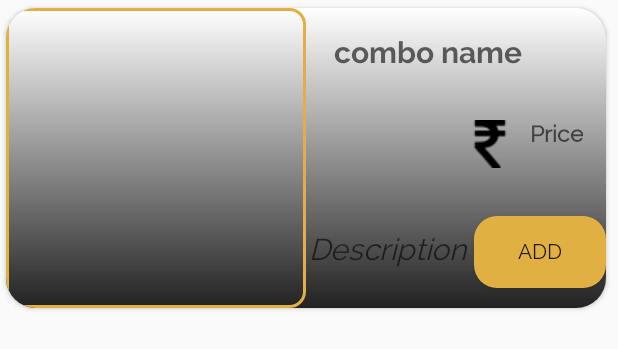
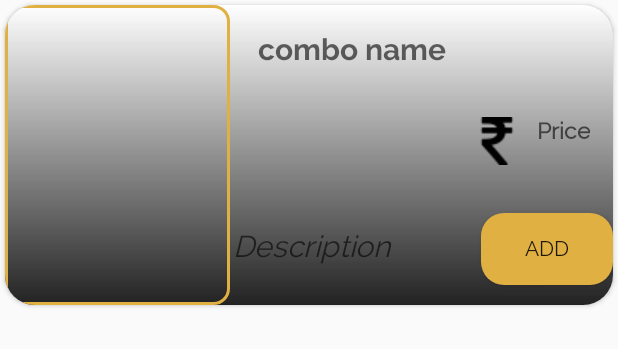
Before and after one commit to sharmakaran460/BiryaniBychoice, an Android app: the layout combocards.xml on its own in the app's theme, with its tools: preview values and no code run, on a phone screen of 412 x 824 dp. Shown: the top 349 px of the screen. Run offline under Robolectric (Android 15) with nearby library versions, the phone set to English and light mode, and no system bars.

Commit message:
layout minor changes

```diff
--- a/app/src/main/res/layout/biryanicards.xml
+++ b/app/src/main/res/layout/biryanicards.xml
@@ -1,8 +1,7 @@
 <?xml version="1.0" encoding="utf-8"?>
 <androidx.cardview.widget.CardView xmlns:android="http://schemas.android.com/apk/res/android"
-    android:layout_width="400sp"
-    android:layout_marginTop="5sp"
-    android:layout_marginLeft="4sp"
+    android:layout_width="match_parent"
+    android:layout_margin="3sp"
     android:layout_height="200sp"
     xmlns:app="http://schemas.android.com/apk/res-auto"
     app:cardElevation="4sp"
--- a/app/src/main/res/layout/cards.xml
+++ b/app/src/main/res/layout/cards.xml
@@ -1,11 +1,10 @@
 <?xml version="1.0" encoding="utf-8"?>
 <androidx.cardview.widget.CardView xmlns:android="http://schemas.android.com/apk/res/android"
-    android:layout_width="400sp"
+    android:layout_width="match_parent"
     android:layout_height="200sp"
     xmlns:app="http://schemas.android.com/apk/res-auto"
-    android:layout_marginLeft="4sp"
-    android:layout_marginTop="5sp"
     app:cardCornerRadius="20sp"
+    android:layout_margin="3sp"
     android:id="@+id/card"
     app:cardElevation="4sp">
 
--- a/app/src/main/res/layout/combocards.xml
+++ b/app/src/main/res/layout/combocards.xml
@@ -2,11 +2,10 @@
 <androidx.cardview.widget.CardView xmlns:android="http://schemas.android.com/apk/res/android"
     xmlns:app="http://schemas.android.com/apk/res-auto"
     android:orientation="vertical"
-    android:layout_width="400sp"
+    android:layout_width="match_parent"
     android:layout_height="200sp"
     android:id="@+id/combocard"
-    android:layout_marginLeft="4sp"
-    android:layout_marginTop="5sp"
+    android:layout_margin="3sp"
     android:elevation="4sp"
     app:cardCornerRadius="20sp">
     <LinearLayout
@@ -15,7 +14,7 @@
         android:orientation="horizontal"
         android:background="@drawable/textlayout">
         <ImageView
-            android:layout_width="200sp"
+            android:layout_width="150sp"
             android:layout_height="match_parent"
             android:background="@drawable/otplayout"
             android:id="@+id/comboimage" />
```
